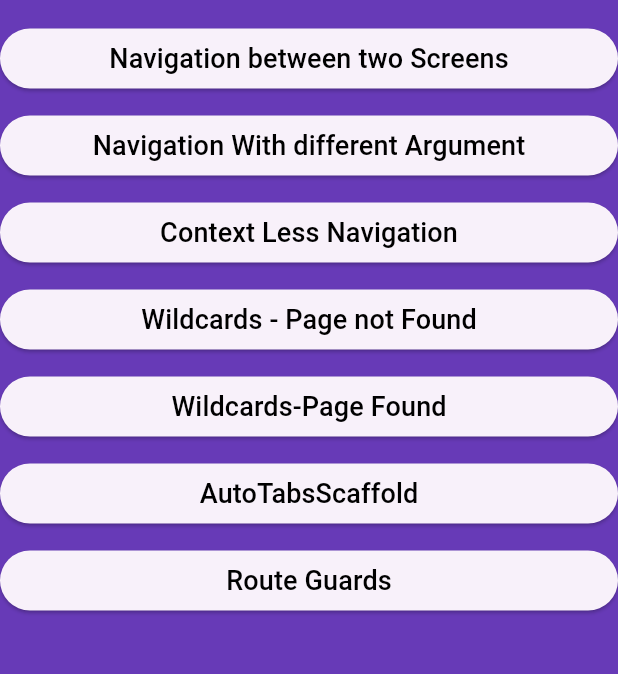
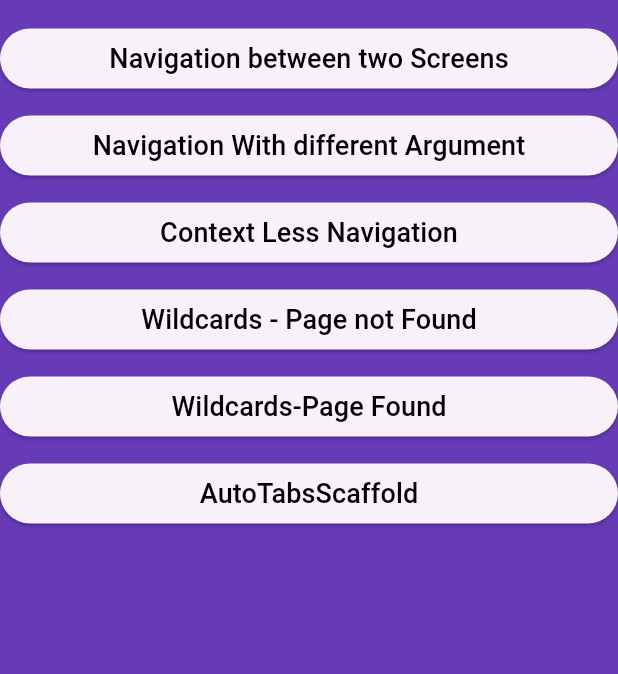
Before and after one commit to sajidshaikh2027/auto_router_demo, a Flutter app: the screen it shows after launch, on a phone screen of 412 x 824 dp, the part 84-758 px from its top. Run offline on Flutter 3.47's test engine with Material 3 defaults, Android fonts, the phone set to English and light mode, and no system bars; our stand-ins replace auto_route, dio, shared_preferences.

Commit message:
fix home back issue

```diff
--- a/lib/services/navigations/my_app_router.dart
+++ b/lib/services/navigations/my_app_router.dart
@@ -31,7 +31,7 @@ class MyAppRouter extends $MyAppRouter {
             path: AppPath.dashboard,
             maintainState: false,
             children: [
-              CustomRoute(page: HomeRoute.page, path: AppPath.home, children: [
+              CustomRoute(page: HomeWithBottomPageRoute.page, path: AppPath.home, children: [
                 CustomRoute(
                   page: HomeRoute.page,
                 ),
@@ -90,7 +90,7 @@ class AccountTabsPage extends AutoRouter {
   const AccountTabsPage({super.key});
 }
 
-@RoutePage()
+@RoutePage(name: "HomeWithBottomPageRoute")
 class HomeWithBottomPage extends AutoRouter {
   const HomeWithBottomPage({super.key});
 }
--- a/lib/ui/home/home_page.dart
+++ b/lib/ui/home/home_page.dart
@@ -38,8 +38,7 @@ class _HomePageState extends State<HomePage> {
                         child: ListTile(
                           onTap: () async {
                             print("on tap");
-                            var result = await context.router
-                                .push(UserDetails(user: user));
+                            var result = await context.router.push(UserDetails(user: user));
                             // Handle the result
                             if (result != null && result is Datum) {
                               print(
--- a/lib/ui/start_screens/screen_home.dart
+++ b/lib/ui/start_screens/screen_home.dart
@@ -63,14 +63,6 @@ class ScreenHome extends StatelessWidget {
               },
               text: "AutoTabsScaffold",
             ),
-            _buildNavigationButton(
-              context: context,
-              onPressed: () {
-                appRouter.push(const AutoTabsScaffoldRoute());
-              },
-              text: "Route Guards",
-            ),
-
           ],
         ),
       ),
```
Also changed, not shown: lib/ui/home/home_page_details.dart (+4 -4 lines), lib/services/navigations/my_app_router.gr.dart (added).
